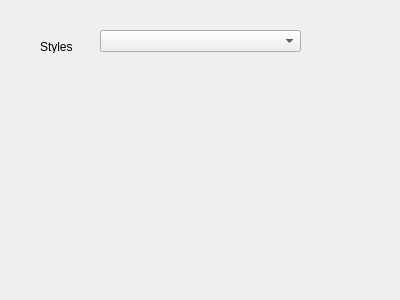
Old version of the form gmsrc_ex/tools/GMDebuggerQt/gmdebuggersettings.ui in the repository jswigart/gmscriptex.
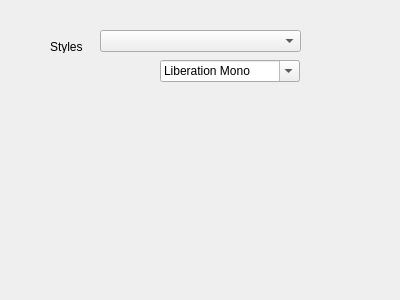
New version of the form.

Commit message: font options on settings dialog save/load font options

```diff
--- a/gmsrc_ex/tools/GMDebuggerQt/gmdebuggersettings.ui
+++ b/gmsrc_ex/tools/GMDebuggerQt/gmdebuggersettings.ui
@@ -32,7 +32,7 @@
   <widget class="QLabel" name="Styles">
    <property name="geometry">
     <rect>
-     <x>40</x>
+     <x>50</x>
      <y>40</y>
      <width>46</width>
      <height>13</height>
@@ -42,6 +42,24 @@
     <string>Styles</string>
    </property>
   </widget>
+  <widget class="QFontComboBox" name="comboFonts">
+   <property name="geometry">
+    <rect>
+     <x>160</x>
+     <y>60</y>
+     <width>140</width>
+     <height>22</height>
+    </rect>
+   </property>
+   <property name="acceptDrops">
+    <bool>false</bool>
+   </property>
+   <property name="currentFont">
+    <font>
+     <family>Consolas</family>
+    </font>
+   </property>
+  </widget>
  </widget>
  <layoutdefault spacing="6" margin="11"/>
  <resources/>
```
The commit also changes 8 other files.
